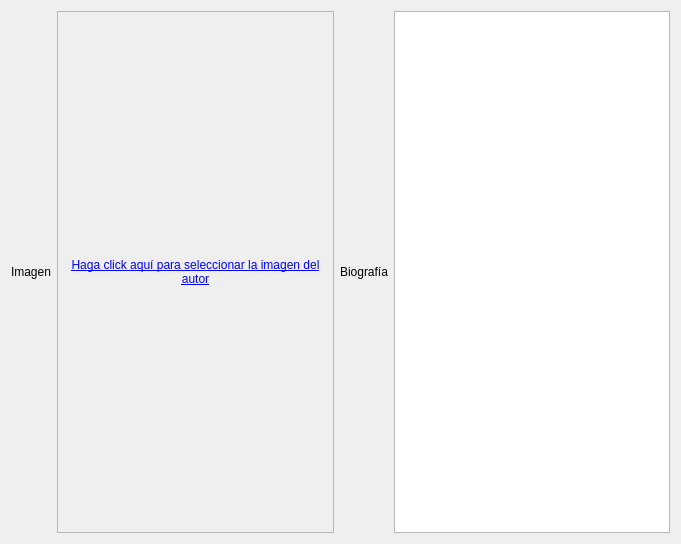
First picture: the form in gui/forms/author_metadata_widget.ui, repository leandro86/epubcreator, before the edit.
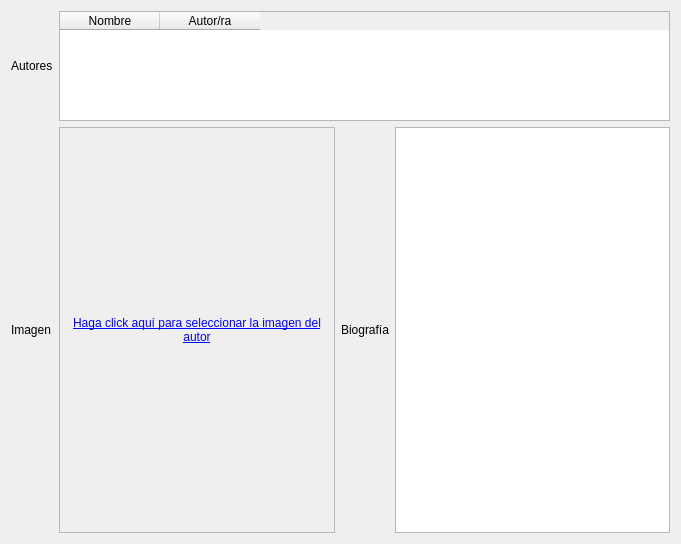
Second picture: the form after the edit. Custom widgets are drawn as their Qt base class.

Commit message: Gui: se puede editar la biografía e imagen para los distintos autores ingresados.

Diff of the .ui file:
```diff
--- a/gui/forms/author_metadata_widget.ui
+++ b/gui/forms/author_metadata_widget.ui
@@ -20,20 +20,7 @@
    <string>Form</string>
   </property>
   <layout class="QGridLayout" name="gridLayout_2">
-   <item row="0" column="0">
-    <widget class="QLabel" name="label_2">
-     <property name="sizePolicy">
-      <sizepolicy hsizetype="Fixed" vsizetype="Preferred">
-       <horstretch>0</horstretch>
-       <verstretch>0</verstretch>
-      </sizepolicy>
-     </property>
-     <property name="text">
-      <string>Imagen</string>
-     </property>
-    </widget>
-   </item>
-   <item row="0" column="1" colspan="2">
+   <item row="1" column="1" colspan="2">
     <layout class="QHBoxLayout" name="horizontalLayout_3" stretch="1,0,1">
      <item>
       <widget class="QFrame" name="frame">
@@ -100,6 +87,76 @@
      </item>
     </layout>
    </item>
+   <item row="1" column="0">
+    <widget class="QLabel" name="label_2">
+     <property name="sizePolicy">
+      <sizepolicy hsizetype="Fixed" vsizetype="Preferred">
+       <horstretch>0</horstretch>
+       <verstretch>0</verstretch>
+      </sizepolicy>
+     </property>
+     <property name="text">
+      <string>Imagen</string>
+     </property>
+    </widget>
+   </item>
+   <item row="0" column="0">
+    <widget class="QLabel" name="label">
+     <property name="text">
+      <string>Autores</string>
+     </property>
+    </widget>
+   </item>
+   <item row="0" column="1" colspan="2">
+    <widget class="QTableWidget" name="authorsTable">
+     <property name="maximumSize">
+      <size>
+       <width>16777215</width>
+       <height>110</height>
+      </size>
+     </property>
+     <property name="editTriggers">
+      <set>QAbstractItemView::NoEditTriggers</set>
+     </property>
+     <property name="selectionBehavior">
+      <enum>QAbstractItemView::SelectRows</enum>
+     </property>
+     <property name="showGrid">
+      <bool>false</bool>
+     </property>
+     <property name="gridStyle">
+      <enum>Qt::SolidLine</enum>
+     </property>
+     <property name="cornerButtonEnabled">
+      <bool>true</bool>
+     </property>
+     <attribute name="horizontalHeaderVisible">
+      <bool>true</bool>
+     </attribute>
+     <attribute name="horizontalHeaderHighlightSections">
+      <bool>false</bool>
+     </attribute>
+     <attribute name="verticalHeaderVisible">
+      <bool>false</bool>
+     </attribute>
+     <attribute name="verticalHeaderDefaultSectionSize">
+      <number>20</number>
+     </attribute>
+     <attribute name="verticalHeaderHighlightSections">
+      <bool>true</bool>
+     </attribute>
+     <column>
+      <property name="text">
+       <string>Nombre</string>
+      </property>
+     </column>
+     <column>
+      <property name="text">
+       <string>Autor/ra</string>
+      </property>
+     </column>
+    </widget>
+   </item>
   </layout>
  </widget>
  <customwidgets>
```
The commit also changes 4 other files.
